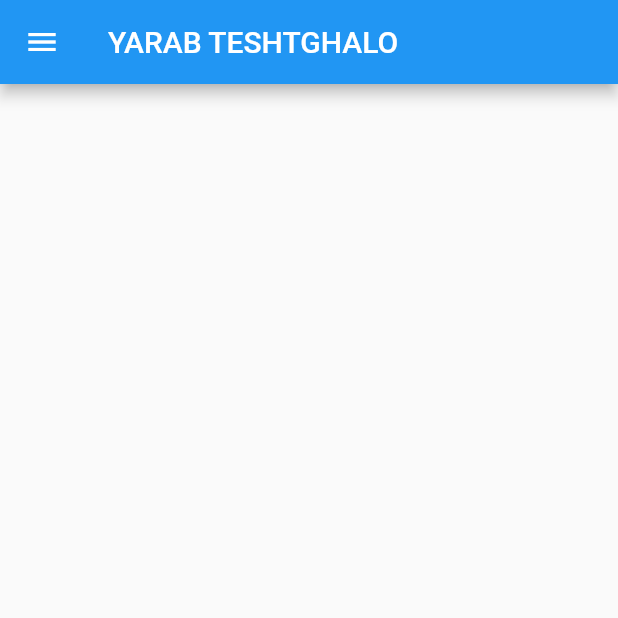
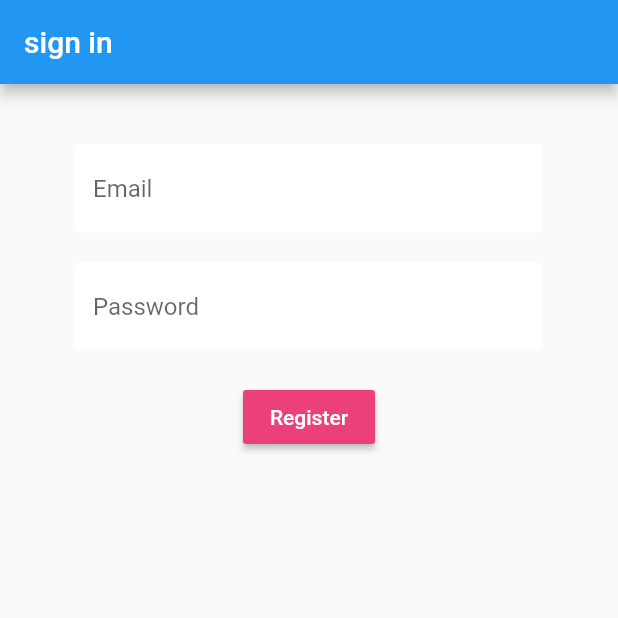
Before and after one commit to fairuzsoufy/SMSMobApp, a Flutter app: the screen it shows after launch, on a phone screen of 412 x 824 dp, the top half of it. Run offline on Flutter 3.47's test engine with Material 2 defaults, Android fonts, the phone set to English and light mode, and no system bars; our stand-ins replace cloud_firestore, firebase_auth, flutter_spinkit; accounts and stored records are empty.

Commit message:
Register

```diff
--- /dev/null
+++ b/lib/authenticate/register.dart
@@ -0,0 +1,87 @@
+import 'package:SMS/services/auth.dart';
+import 'package:SMS/shared/constants.dart';
+import 'package:SMS/shared/loading.dart';
+import 'package:flutter/material.dart';
+
+class Register extends StatefulWidget {
+  @override
+  _RegisterState createState() => _RegisterState();
+}
+
+class _RegisterState extends State<Register> {
+
+  final AuthService _auth = AuthService();
+  final _formKey = GlobalKey<FormState>();
+
+  String email ='';
+  String password='';
+  String error = '';
+  bool loading = false;
+
+  @override
+  Widget build(BuildContext context) {
+    return loading ? Loading() : Scaffold(
+      appBar: AppBar(
+        title: Text('sign in'),
+      ),
+      body: Container(
+        padding: EdgeInsets.symmetric(vertical:20.0, horizontal: 50.0),
+        child: Form(
+          key: _formKey,
+          child: Column(
+            children: <Widget>[
+              SizedBox(height: 20.0,),
+              TextFormField(
+                decoration: textInputDecoration.copyWith(hintText: 'Email'),
+                validator: (val) => val.isEmpty ? 'Enter an email' : null,
+                onChanged: (val)
+                {
+                  setState(() => email=val);
+
+                },
+              ),
+              SizedBox(height: 20.0,),
+              TextFormField(
+                decoration: textInputDecoration.copyWith(hintText: 'Password'),
+                validator: (val) => val.length < 6 ? 'Minimum charchters are 6' : null,
+                obscureText: true, // covers the password
+                onChanged: (val){
+                  setState(() => password=val);
+
+                },
+              ),
+              SizedBox(height: 20.0,),
+              RaisedButton(
+                color: Colors.pink[400],
+                child: Text('Register', style: TextStyle(color: Colors.white)),
+                onPressed: () async{
+                  if(_formKey.currentState.validate())
+                  {
+                    setState(() => loading = true);
+                    dynamic result = await _auth.registerWithEmailAndPassword(email.trim(), password.trim());
+                    if (result == null)
+                    {
+                      setState(() {
+                        error = 'you dont have an acc';
+                        loading = false;
+                      });
+
+                    }
+                  }
+
+                },
+              ),
+              SizedBox(height: 20.02,),
+              Text(
+                error,
+                style: TextStyle(color: Colors.red, fontSize: 14.0),
+              ),
+            ],
+
+          ),
+          ),
+
+    ),
+    );
+  }
+}
--- a/lib/main.dart
+++ b/lib/main.dart
@@ -1,4 +1,5 @@
-import 'package:SMS/wrapper.dart';
+import 'package:SMS/authenticate/register.dart';
+import 'package:SMS/authenticate/sign_in.dart';
 import 'package:flutter/material.dart';
 
 void main() {
@@ -10,7 +11,7 @@ class MyApp extends StatelessWidget {
   @override
   Widget build(BuildContext context) {
     return MaterialApp(
-      home: Wrapper(),
+      home: Register(),
     );
   }
 }
--- /dev/null
+++ b/lib/services/database.dart
@@ -0,0 +1,16 @@
+import 'package:cloud_firestore/cloud_firestore.dart';
+
+class DatabaseService{
+  final String uid;
+  DatabaseService({this.uid});
+  // collection refrence
+  final CollectionReference usersCollection = Firestore.instance.collection('users');
+
+  Future updateUserData(String fname, String mname,String lname) async{
+    return await usersCollection.document(uid).setData({
+      'fname': fname,
+      'mname' : mname,
+      'lname' : lname,
+    });
+  }
+}
--- /dev/null
+++ b/lib/shared/constants.dart
@@ -0,0 +1,12 @@
+import 'package:flutter/material.dart';
+
+const textInputDecoration = InputDecoration(
+  fillColor: Colors.white,
+  filled: true,
+  enabledBorder: OutlineInputBorder(
+    borderSide: BorderSide(color: Colors.white,width: 2.0)
+  ),
+  focusedBorder: OutlineInputBorder(
+    borderSide: BorderSide(color: Colors.pink, width:2.0)
+  ),
+);
--- a/lib/wrapper.dart
+++ /dev/null
@@ -1,15 +0,0 @@
-
-import 'package:SMS/pages/Dashboard.dart';
-import 'package:SMS/services/sign_in.dart';
-import 'package:flutter/material.dart';
-
-class Wrapper extends StatelessWidget {
-  @override
-  Widget build(BuildContext context) {
-
-    //return either dashboard or auth
-    return Dashboard();
-
-    //ana lesa shaghala fel auth fa elmadroud ye return SignIn();
-  }
-}
```
Also changed, not shown: lib/authenticate/authenticate.dart (deleted, +0 -17 lines), lib/authenticate/sign_in.dart (added, +86 -0 lines), lib/home.dart (deleted, +0 -11 lines), lib/services/auth.dart (+34 -0 lines), lib/services/sign_in.dart (deleted, +0 -39 lines), lib/shared/loading.dart (added, +18 -0 lines), lib/theme.dart (deleted, +0 -7 lines), pubspec.yaml (+5 -2 lines), assets/images/logo.png (added), pubspec.lock.
